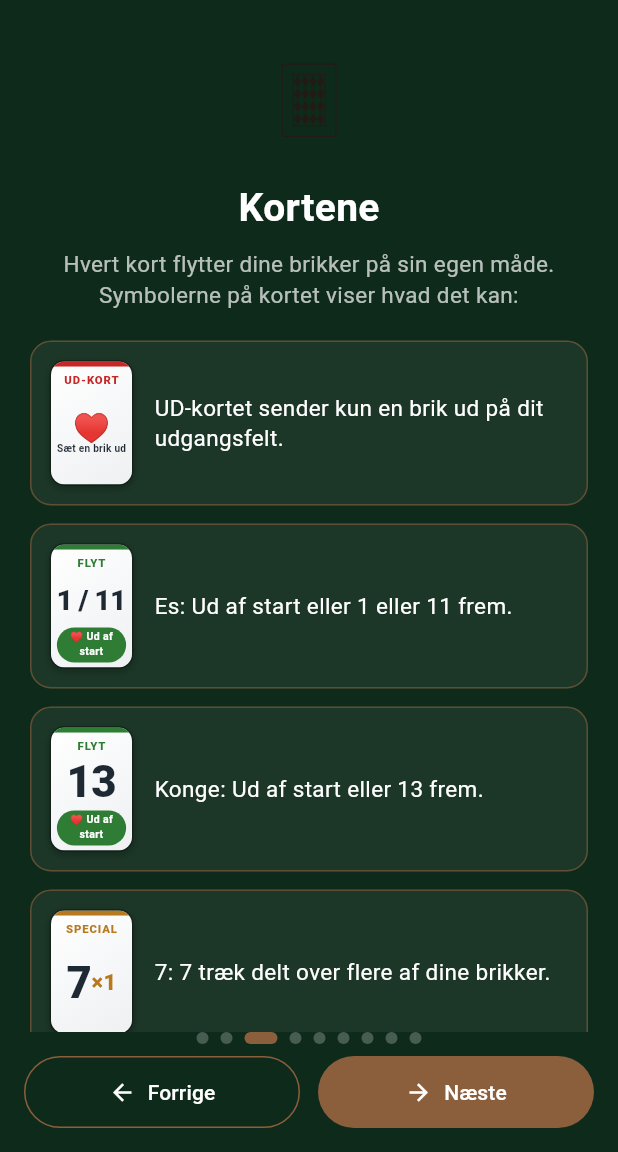
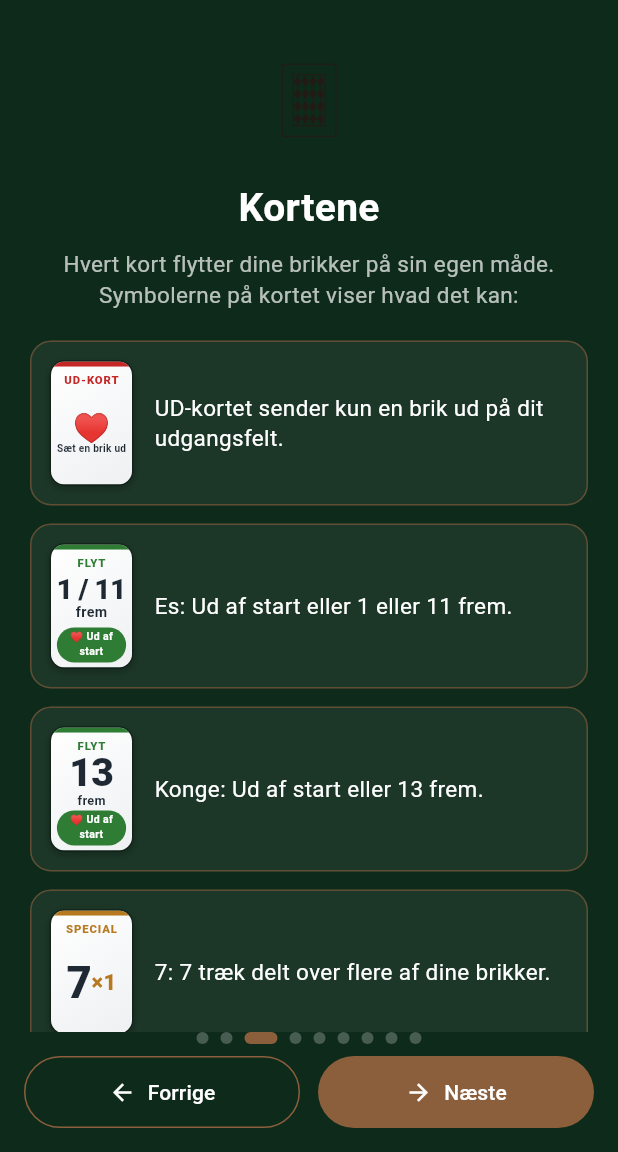
Before and after one commit to cvejleaa/Partners, a Flutter app: the TutorialScreen screen opened directly, swiped to page 3, on a phone screen of 412 x 824 dp, the part 84-1236 px from its top. Run offline on Flutter 3.47's test engine with Material 3 defaults, Android fonts, the phone set to English and light mode, and no system bars; our stand-ins replace cloud_firestore, firebase_auth, firebase_core, firebase_messaging, flutter_riverpod, shared_preferences; accounts and stored records are empty; project files that could hold a hidden picture were left out.

Commit message:
MUTATIONS-TJEK kort-finpudsning (a,b,c) — MÅ IKKE MERGES
(a) heroSize ignoreret (byt-glyf i række-størrelse igen)
(b) 'frem'-filter fjernet (ordet vises igen)
(c) 'tilbage'-ordet altid sort

Co-Authored-By: Claude <noreply@anthropic.com>
Claude-Session: https://claude.ai/code/session_01KuaYLp57SdPv8zZEYmmZFF

```diff
--- a/lib/ui/widgets/card_view.dart
+++ b/lib/ui/widgets/card_view.dart
@@ -467,7 +467,7 @@ class CardView extends StatelessWidget {
             // kortet (brugerens fund: støj på hvert eneste kort) — men
             // bevares i tooltip/legend-teksten. "tilbage" og beskrivelser
             // ("Ud af start", "Sæt en brik ud") vises fortsat.
-            if (f.unit != null && f.unit != 'frem')
+            if (f.unit != null)
               Text(
                 f.unit!,
                 style: TextStyle(
@@ -476,7 +476,7 @@ class CardView extends StatelessWidget {
                   // "tilbage" er nu kortets ENESTE retningsord — det skal
                   // følge tallets farve (rødt på rene tilbage-kort), ikke
                   // modsige den (QC-fund).
-                  color: f.canBackward && !f.canForward ? _cInkBack : _cInkFwd,
+                  color: _cInkFwd,
                 ),
               ),
             if (tailGlyphs.isNotEmpty)
@@ -507,8 +507,7 @@ class CardView extends StatelessWidget {
   /// [heroSize]: glyffet er kortets hovedindhold (glyf-only-kort) og får
   /// tal-størrelse (0,42×bredden) i stedet for token-rækkens 0,24.
   Widget _glyphWidget(CardGlyph g, {bool heroSize = false}) {
-    final double h =
-        heroSize ? width * 0.42 : (width * 0.24).clamp(11.0, 22.0);
+    final double h = (width * 0.24).clamp(11.0, 22.0);
     switch (g.type) {
       case CardGlyphType.seq:
         // "+2−5": rækkefølgen (frem SÅ tilbage, samme brik) — aldrig to
```
